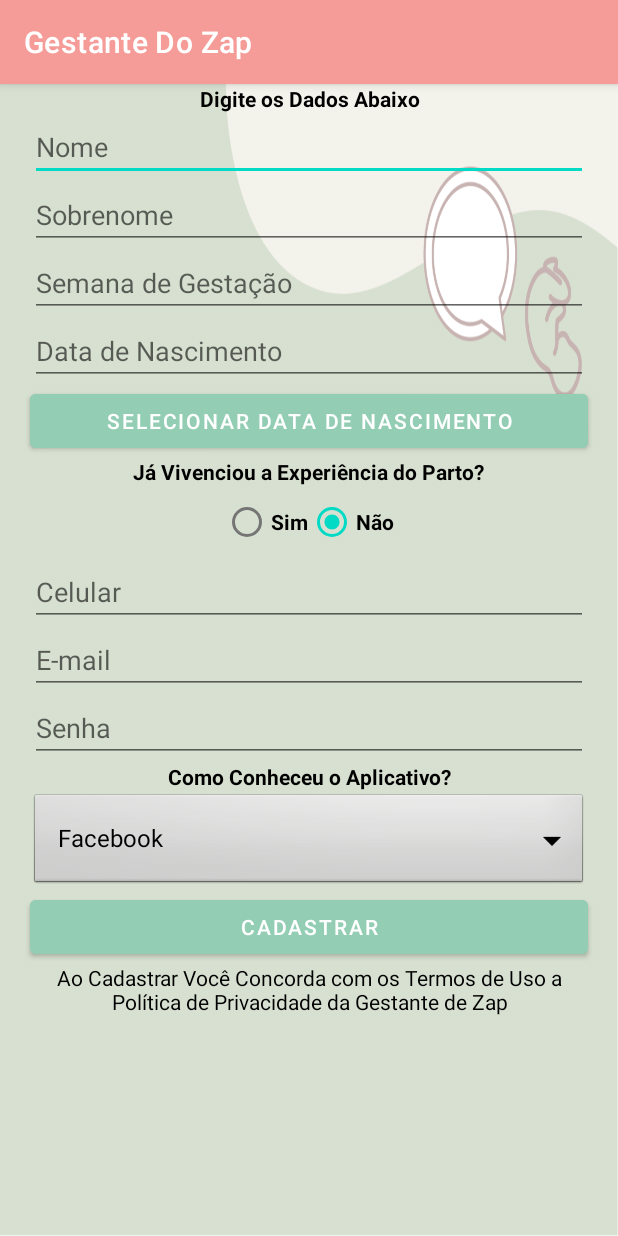
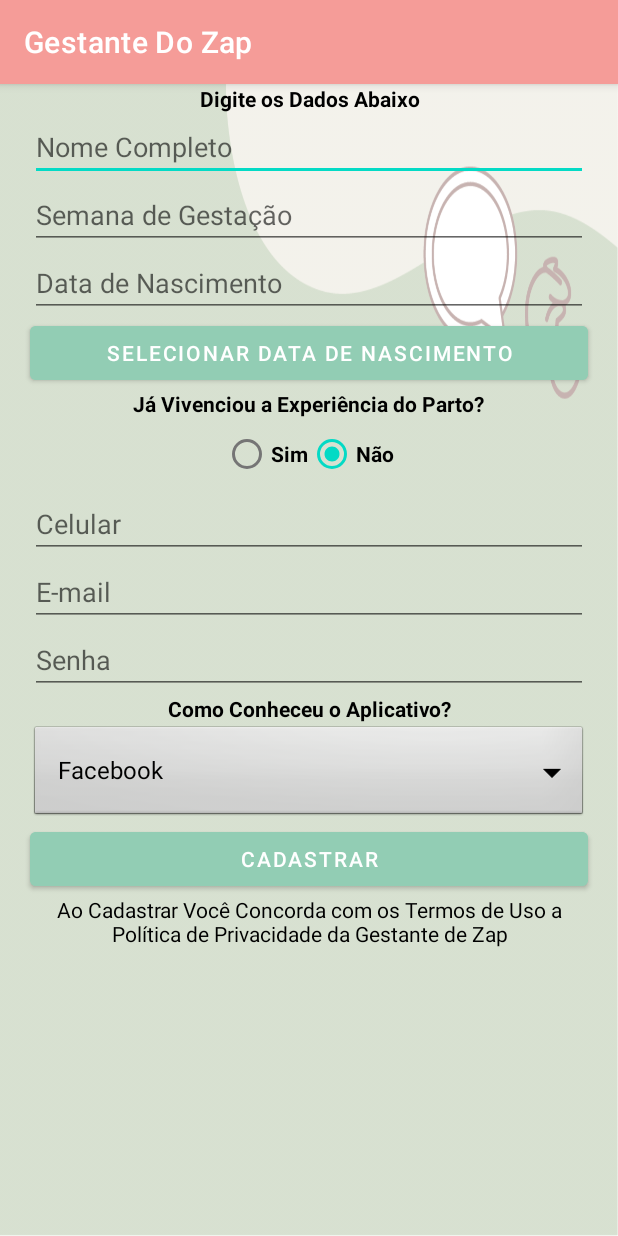
Before and after one commit to Ruan-Hasselmann/GestanteDoZap, an Android app: the screen it shows after launch (Cadastro), after a tap on "Cadastrar", on a phone screen of 412 x 824 dp. Run offline under Robolectric (Android 15) with nearby library versions, the phone set to English and light mode, and no system bars; our stand-ins replace Volley.

Commit message:
Conexão com api para login;

```diff
--- a/GestanteDoZap/app/src/main/java/com/example/gestantedozap/Cadastro.java
+++ b/GestanteDoZap/app/src/main/java/com/example/gestantedozap/Cadastro.java
@@ -30,25 +30,17 @@
 
 public class Cadastro extends AppCompatActivity implements DatePickerDialog.OnDateSetListener {
 
-    EditText editTextNome, editTextDataNascimento, editTextSemanaGestacao, editTextNumPartoNormal, editTextNumCesarea,
-            editTextNumAborto, editTextCelular, editTextEmail, editTextSenha;
-    RadioButton radioButtonPresenciouParto;
+    EditText editTextNome, editTextDataNascimento, editTextSemanaGestacao, editTextNumPartoNormal, editTextNumCesarea, editTextNumAborto, editTextCelular, editTextEmail, editTextSenha;
     Spinner spinnerConheceu;
-    CheckBox checkBoxIsNotificar;
+    //CheckBox checkBoxIsNotificar;
+    Button btnCadastrar, button;
+    LinearLayout parto;
     //Parâmetros para cadastro
     String nome, dataNascimento, celular, email, senha, comoConheceu, semanaGestacao, numPartoNormal, numCesarea, numAborto;
+    RequestQueue queue = null;
+    Intent it;
     boolean presenciouParto, notificacoes;
-
-    RequestQueue queue = null;
     public static final String TAG = "CADASTRO";
-
-
-    Button btnCadastrar, button;
-    RadioButton radioButton2;
-    LinearLayout parto;
-
-    //public static final String TAG = "Cadastro";
-    Intent it;
 
     @Override
     protected void onCreate(Bundle savedInstanceState) {
@@ -56,37 +48,17 @@
         setContentView(R.layout.activity_cadastro);
         it = getIntent();
         parto = findViewById(R.id.parto);
-
-/*        nome = findViewById(R.id.nome);
-        sobrenome = findViewById(R.id.sobrenome);
-        nascimento = findViewById(R.id.nascimento);
-        semanaGestacao = findViewById(R.id.semana);
-        radioButton2 = findViewById(R.id.radioButton2);//é o radio button do SIM
-        normal = findViewById(R.id.normal);
-        cesarea = findViewById(R.id.cesarea);
-        aborto = findViewById(R.id.aborto);
-        telefone = findViewById(R.id.telefone);
-        email = findViewById(R.id.email);
-        senha = findViewById(R.id.senha);
-        isNotificar = findViewById(R.id.isNotificar);
-        btnCadastrar = findViewById(R.id.btnCadastrar);
-
-        //Configurando o spinner
-        conheceu = (Spinner) findViewById(R.id.conheceu);
-        ArrayAdapter adapter = ArrayAdapter.createFromResource(this, R.array.conheceu_app, android.R.layout.simple_spinner_dropdown_item);
-        conheceu.setAdapter(adapter);*/
-
         editTextNome = findViewById(R.id.nome);
         editTextSemanaGestacao = findViewById(R.id.semana);
         editTextDataNascimento = findViewById(R.id.nascimento);
-        radioButtonPresenciouParto = findViewById(R.id.radioButton2);
+        //radioButtonPresenciouParto = findViewById(R.id.radioButton2);
         editTextNumPartoNormal = findViewById(R.id.normal);
         editTextNumCesarea = findViewById(R.id.cesarea);
         editTextNumAborto = findViewById(R.id.aborto);
         editTextCelular = findViewById(R.id.telefone);
         editTextEmail = findViewById(R.id.email);
         editTextSenha = findViewById(R.id.senha);
-        checkBoxIsNotificar = findViewById(R.id.isNotificar);
+        //checkBoxIsNotificar = findViewById(R.id.isNotificar);
         btnCadastrar = findViewById(R.id.btnCadastrar);
 
         //Configurando o spinner
@@ -126,75 +98,6 @@
         parto.setVisibility(View.GONE);
     }
 
-    /*public void cadastrar(View v){
-
-        String inemail = email.getText().toString();
-        String insenha = senha.getText().toString();
-        String innome = nome.getText().toString() + " " + sobrenome.getText().toString();
-        String indataNascimento = nascimento.getText().toString();
-        String insemanaGestacao = semanaGestacao.getText().toString();
-        boolean inpresenciouParto = false;
-        if(radioButton2.isEnabled()){
-            boolean inpresenciouParto = true + "";
-        }
-        String innumPartoNormal = normal.getText() + "";
-        String innumCesarea = cesarea.getText() + "";
-        String innumAborto = aborto.getText() + "";
-        String incelular = telefone.getText().toString();
-        //String innotificar = notificar.getText().toString();
-        String incomoConheceu = conheceu.getSelectedItem().toString();
-
-        RequestQueue queue = Volley.newRequestQueue(this);
-
-        String url = "http://191.233.255.192/api/gestante";
-        StringRequest stringRequest = new StringRequest(Request.Method.POST, url, new Response.Listener<String>() {
-            @Override
-            public void onResponse(String resposta) {
-                System.out.println("Resposta do Servidor: "+ resposta.substring(0,500));
-                Toast.makeText(Cadastro.this, "Testando app"+ resposta, Toast.LENGTH_SHORT).show();
-                if(resposta.equals("0")){
-                    Toast.makeText(Cadastro.this, "Login Inválido", Toast.LENGTH_SHORT).show();
-                }
-                else {
-                    Toast.makeText(Cadastro.this, "Cadastrada!", Toast.LENGTH_SHORT).show();
-                    Intent it = new Intent(getApplicationContext(), Login.class);
-                    it.putExtra("email", inemail);
-                    startActivity(it);
-                }
-            }
-        }, new Response.ErrorListener() {
-            @Override
-            public void onErrorResponse(VolleyError error) {
-                Toast.makeText(Cadastro.this, "Erro:" + error.getMessage(), Toast.LENGTH_SHORT).show();
-            }
-        })
-        {
-            @Override
-            protected Map<String, String> getParams() {
-                Map<String, String> params = new HashMap<>();
-                params.put("email", inemail);
-                params.put("senha", insenha);
-                params.put("nome", innome);
-                params.put("dataNascimento", indataNascimento);
-                params.put("semanaGestacao", insemanaGestacao);
-                params.put("presenciouParto", inpresenciouParto + "");
-                params.put("numPartoNormal", innumPartoNormal);
-                params.put("numCesarea", innumCesarea);
-                params.put("numAborto", innumAborto);
-                params.put("celular", incelular);
-                //params.put("notificar", innotificar);
-                params.put("comoConheceu", incomoConheceu);
-                return params;
-            }
-        };
-        stringRequest.setTag(TAG);
-        RetryPolicy policy = new DefaultRetryPolicy(10000, 1, 2);
-        stringRequest.setRetryPolicy(policy);
-        queue.add(stringRequest);
-
-
-    }*/
-
     public void cadastrar(View view) {
         //Metodo para pegar o conteudo do spiner de como conhecer o app, para adicionar mais opções mudar no arquivo strings.xml
         /*String conhecimento = conheceu.getSelectedItem().toString();
@@ -202,13 +105,13 @@
         nome = editTextNome.getText().toString();
         dataNascimento = editTextDataNascimento.getText().toString();
         semanaGestacao = editTextSemanaGestacao.getText().toString();
-        presenciouParto = radioButtonPresenciouParto.isChecked();
+        //presenciouParto = radioButtonPresenciouParto.isChecked();
         numPartoNormal = editTextNumPartoNormal.getText().toString();
         numCesarea = editTextNumCesarea.getText().toString();
         numAborto = editTextNumAborto.getText().toString();
         celular = editTextCelular.getText().toString();
         comoConheceu = spinnerConheceu.getSelectedItem().toString();
-        notificacoes = checkBoxIsNotificar.isChecked();
+        //notificacoes = checkBoxIsNotificar.isChecked();
         //Usuário
         email = editTextEmail.getText().toString();
         senha = editTextSenha.getText().toString();
--- a/GestanteDoZap/app/src/main/java/com/example/gestantedozap/Login.java
+++ b/GestanteDoZap/app/src/main/java/com/example/gestantedozap/Login.java
@@ -1,6 +1,7 @@
 package com.example.gestantedozap;
 
 import android.annotation.SuppressLint;
+import android.util.Log;
 import android.widget.Button;
 import android.widget.EditText;
 import android.widget.Toast;
@@ -10,15 +11,22 @@
 import android.os.Bundle;
 import android.view.View;
 import com.android.volley.*;
+import com.android.volley.toolbox.JsonObjectRequest;
 import com.android.volley.toolbox.StringRequest;
 import com.android.volley.toolbox.Volley;
+import org.json.JSONException;
+import org.json.JSONObject;
 
 import java.util.HashMap;
 import java.util.Map;
 
 public class Login extends AppCompatActivity {
 
-    EditText nome, senha;
+    EditText editTextEmail, editTextSenha;
+    String email, senha;
+
+    RequestQueue queue = null;
+    Intent it;
 
     public static final String TAG = "Login";
 
@@ -26,16 +34,11 @@
     protected void onCreate(Bundle savedInstanceState) {
         super.onCreate(savedInstanceState);
         setContentView(R.layout.activity_login);
-
-        nome = findViewById(R.id.nome);
-        senha = findViewById(R.id.senha);
+        it = getIntent();
+        editTextEmail = findViewById(R.id.editTextEmail);
+        editTextSenha = findViewById(R.id.editTextSenha);
     }
 
-    /*public void abrirCadastrar(View view) {
-        Intent it = new Intent(this, Cadastro.class);
-        startActivity(it);
-        //finish();
-    }*/
     public void abrirCadastrar(View view) {
         Intent it = new Intent(this, Cadastro.class);
         startActivityForResult(it, 3000);
@@ -47,17 +50,17 @@
 
         if(codigo_da_tela == 3000){
             if(resultado == 1){
-                nome.setText(it.getStringExtra("email"));
+                editTextEmail.setText(it.getStringExtra("email"));
                 Toast.makeText(Login.this, it.getStringExtra("mensagem"), Toast.LENGTH_SHORT).show();
             }
         }
     }
 
     public void login(View view) {
-        //Implementar login no servidor - de momento abrindo tela inicial
+        /*//Implementar login no servidor - de momento abrindo tela inicial
         Intent it = new Intent(this, MainActivity.class);
 
-        String innlogin = nome.getText().toString();
+        String innlogin = email.getText().toString();
         String innsenha = senha.getText().toString();
 
         startActivity(it);
@@ -99,15 +102,61 @@
         stringRequest.setTag(TAG);
         RetryPolicy policy = new DefaultRetryPolicy(10000, 1, 2);
         stringRequest.setRetryPolicy(policy);
-        queue.add(stringRequest);
+        queue.add(stringRequest);*/
 
+        email = editTextEmail.getText().toString();
+        senha = editTextSenha.getText().toString();
+
+        if(email.length() == 0 || senha.length() == 0) {
+            Toast.makeText(Login.this, "Preencha todos os campos...", Toast.LENGTH_SHORT).show();
+        } else {
+            /**
+             * Cria uma nova request com a biblioteca volley
+             * */
+
+            queue = Volley.newRequestQueue(this);
+
+            /**
+             * Define a rota para o login
+             * */
+            String url = "http://191.233.255.192/api/login";
+            //Cria os parâmetros da requisição
+            Map<String, Object> params = new HashMap<>();
+            params.put("email", email);
+            params.put("senha", senha);
+
+            JsonObjectRequest jsonObjectRequest = new JsonObjectRequest(url, new JSONObject(params),
+                    json -> {
+                        try {
+                            if (json.getInt("statusCode") == 200) {
+                                //it.putExtra("mensagem", json.getString("message"));
+                                //setResult(1, it);
+                                finish();
+                                Intent itMain = new Intent(getApplicationContext(), MainActivity.class);
+                                startActivity(itMain);
+                            } else if (json.getInt("statusCode") == 404) {
+                                Toast.makeText(Login.this, json.getString("message"), Toast.LENGTH_SHORT).show();
+                            } else if (json.getInt("statusCode") == 403) {
+                                Toast.makeText(Login.this, json.getString("message"), Toast.LENGTH_SHORT).show();
+                            }
+                        } catch (JSONException e) {
+                            e.printStackTrace();
+                        }
+                    }, error -> { //erro de requisição
+                Toast.makeText(Login.this, "Erro:" + error.getMessage(), Toast.LENGTH_SHORT).show();
+            });
+            //da uma tag para a requisição
+            jsonObjectRequest.setTag(TAG);
+            //backOffMultiplier: multiplicador do timout de resposta do servidor, para esperar mais tempo nas tentativas subsequentes
+            //1a tentativa: 10seg
+            //2a tentativa: 10seg (t1) + 2*10seg = 30seg
+            //3a tentativa: 30seg + 2*30seg = 150seg
+            //...
+            RetryPolicy policy = new DefaultRetryPolicy(10000, 1, 2);
+            jsonObjectRequest.setRetryPolicy(policy);
+            //adiciono a requisição na fila de requisições para que ela seja dispachada
+            Log.d("Request", jsonObjectRequest.toString());
+            queue.add(jsonObjectRequest);
+        }
     }
-    //finish();
-        /*if(login==true){
-            Intent it = new Intent(this, MainActivity.class);
-            startActivity(it);
-            finish();
-        } else {
-
-        }*/
 }
--- a/GestanteDoZap/app/src/main/res/layout/activity_cadastro.xml
+++ b/GestanteDoZap/app/src/main/res/layout/activity_cadastro.xml
@@ -23,18 +23,8 @@
             android:textStyle="bold"/>
 
         <EditText
-            android:hint="Nome"
+            android:hint="Nome Completo"
             android:id="@+id/nome"
-            android:layout_width="match_parent"
-            android:layout_height="wrap_content"
-            android:layout_marginLeft="20sp"
-            android:layout_marginRight="20sp"
-            android:ems="10"
-            android:inputType="textPersonName" />
-
-        <EditText
-            android:hint="Sobrenome"
-            android:id="@+id/sobrenome"
             android:layout_width="match_parent"
             android:layout_height="wrap_content"
             android:layout_marginLeft="20sp"
```
Also changed, not shown: GestanteDoZap/app/src/main/res/layout/activity_login.xml (+4 -4 lines).
